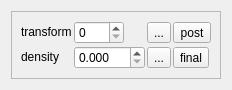
Qt form branches/early-clip/ui/selecttrianglewidget.ui (bitsed/qosmic) before a commit.
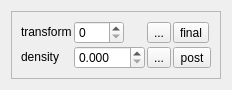
The same form after that commit. Icons and pictures are not drawn. Custom widgets are drawn as their Qt base class.

```diff
--- a/branches/early-clip/ui/selecttrianglewidget.ui
+++ b/branches/early-clip/ui/selecttrianglewidget.ui
@@ -6,7 +6,7 @@
    <rect>
     <x>0</x>
     <y>0</y>
-    <width>217</width>
+    <width>207</width>
     <height>78</height>
    </rect>
   </property>
@@ -28,7 +28,7 @@
      <property name="frameShadow">
       <enum>QFrame::Sunken</enum>
      </property>
-     <layout class="QGridLayout" name="gridLayout" columnstretch="0,1,0,0">
+     <layout class="QGridLayout" name="gridLayout" columnstretch="0,1,0,0,0">
       <property name="spacing">
        <number>2</number>
       </property>
@@ -81,25 +81,6 @@
         </property>
        </widget>
       </item>
-      <item row="0" column="3">
-       <widget class="QToolButton" name="m_postCheckBox">
-        <property name="sizePolicy">
-         <sizepolicy hsizetype="Maximum" vsizetype="Maximum">
-          <horstretch>0</horstretch>
-          <verstretch>0</verstretch>
-         </sizepolicy>
-        </property>
-        <property name="toolTip">
-         <string>edit the post transform for this triangle</string>
-        </property>
-        <property name="text">
-         <string>post</string>
-        </property>
-        <property name="checkable">
-         <bool>true</bool>
-        </property>
-       </widget>
-      </item>
       <item row="1" column="0">
        <widget class="QLabel" name="label_11">
         <property name="sizePolicy">
@@ -164,8 +145,8 @@
         </property>
        </widget>
       </item>
-      <item row="1" column="3">
-       <widget class="QToolButton" name="m_finalCheckBox">
+      <item row="0" column="3">
+       <widget class="QToolButton" name="m_finalButton">
         <property name="sizePolicy">
          <sizepolicy hsizetype="Maximum" vsizetype="Maximum">
           <horstretch>0</horstretch>
@@ -177,6 +158,33 @@
         </property>
         <property name="text">
          <string>final</string>
+        </property>
+        <property name="icon">
+         <iconset resource="../qosmic.qrc">
+          <normaloff>:/icons/silk/shape_final_triangle.xpm</normaloff>:/icons/silk/shape_final_triangle.xpm</iconset>
+        </property>
+        <property name="checkable">
+         <bool>true</bool>
+        </property>
+       </widget>
+      </item>
+      <item row="1" column="3">
+       <widget class="QToolButton" name="m_animateButton">
+        <property name="sizePolicy">
+         <sizepolicy hsizetype="Maximum" vsizetype="Maximum">
+          <horstretch>0</horstretch>
+          <verstretch>0</verstretch>
+         </sizepolicy>
+        </property>
+        <property name="toolTip">
+         <string>animate this transform in the electricsheep loop</string>
+        </property>
+        <property name="text">
+         <string>post</string>
+        </property>
+        <property name="icon">
+         <iconset resource="../qosmic.qrc">
+          <normaloff>:/icons/silk/film.xpm</normaloff>:/icons/silk/film.xpm</iconset>
         </property>
         <property name="checkable">
          <bool>true</bool>
```
Left out of the diff: 6 changed lines with no effect on the pictures.
